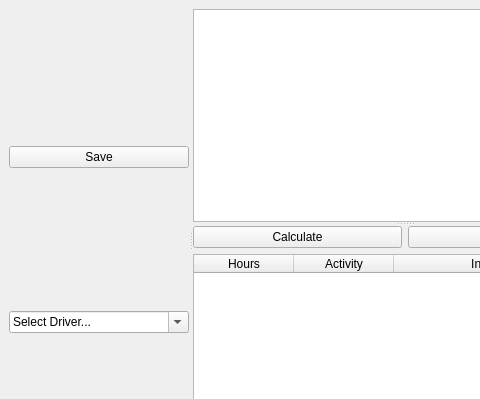
Before: the Qt Designer form UI/TachoAnalyser.ui in andystopford/TachoAnalyser, drawn with Qt 5; both pictures show x 0 to 480 and y 0 to 399 of the 1052 by 721 pixel window.
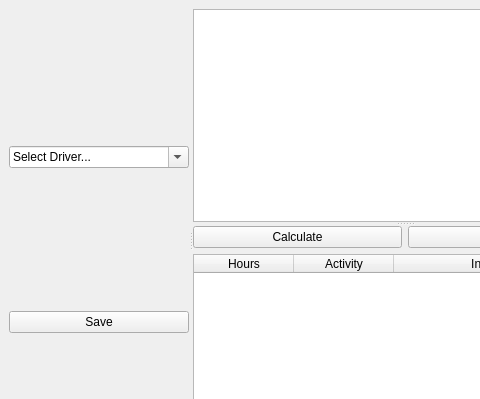
After: the same form once the commit is applied.

What changed in the file:
```diff
--- a/UI/TachoAnalyser.ui
+++ b/UI/TachoAnalyser.ui
@@ -26,13 +26,6 @@
        </property>
        <widget class="QWidget" name="layoutWidget">
         <layout class="QVBoxLayout" name="verticalLayout_3">
-         <item>
-          <widget class="QPushButton" name="buttonSave">
-           <property name="text">
-            <string>Save</string>
-           </property>
-          </widget>
-         </item>
          <item>
           <widget class="QComboBox" name="selectDriver">
            <property name="editable">
@@ -48,6 +41,13 @@
            </item>
           </widget>
          </item>
+         <item>
+          <widget class="QPushButton" name="buttonSave">
+           <property name="text">
+            <string>Save</string>
+           </property>
+          </widget>
+         </item>
         </layout>
        </widget>
        <widget class="QSplitter" name="splitter">
```
